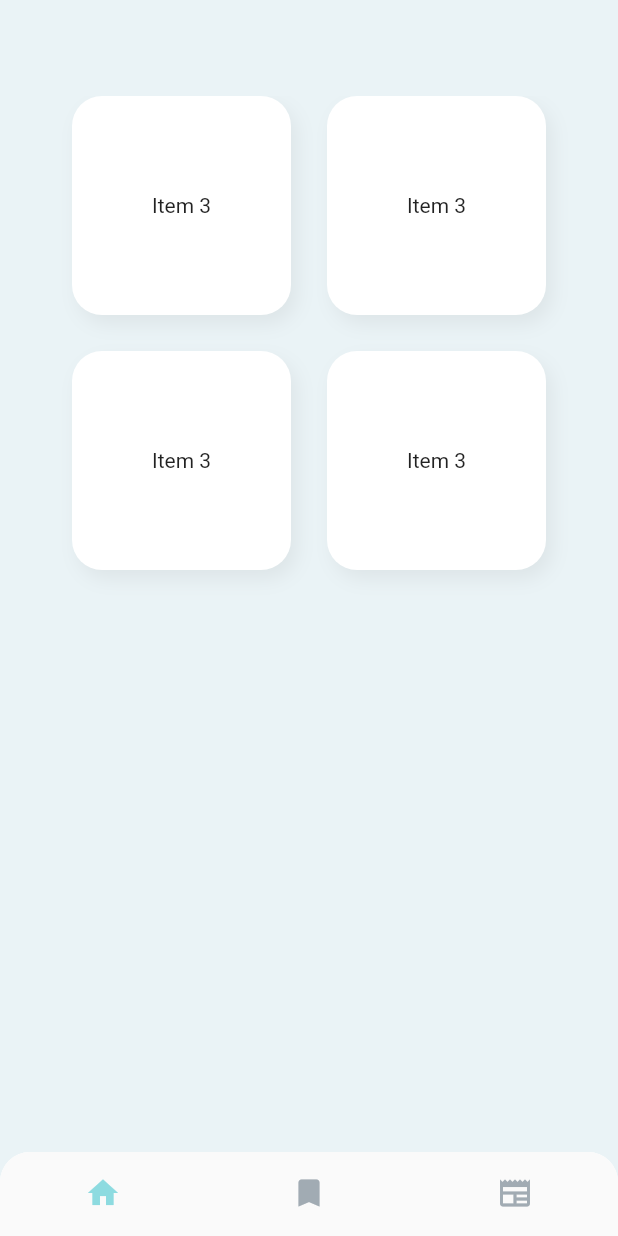
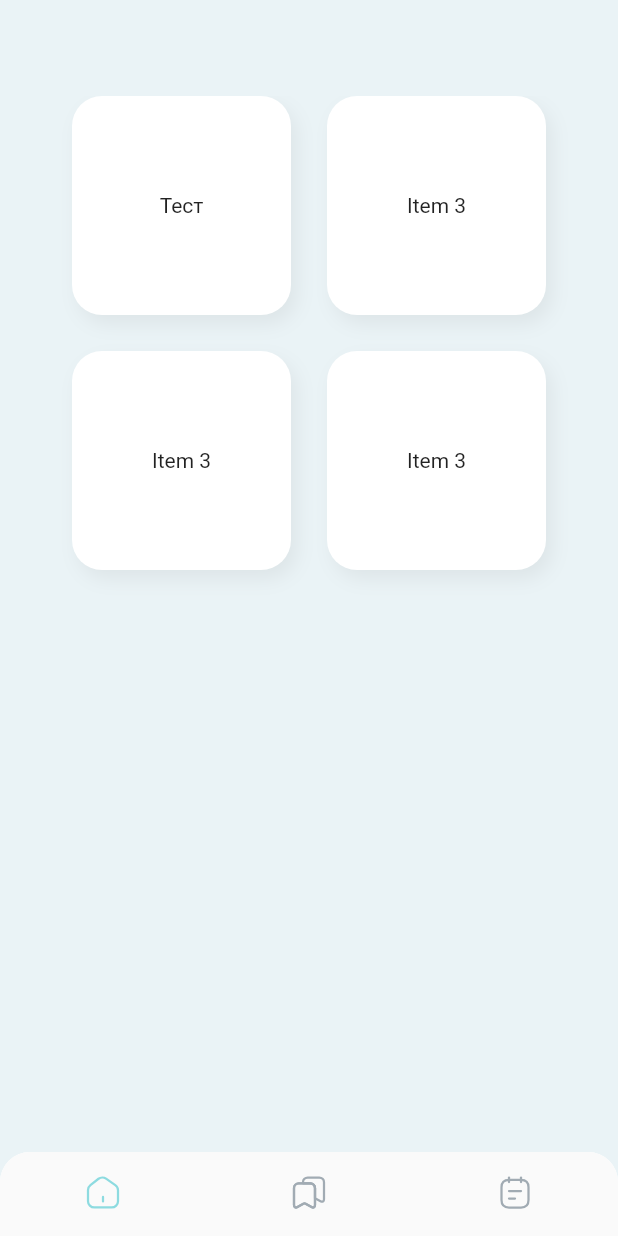
Before and after one commit to TrueVocation/true_vocation_mobile, a Flutter app: the screen it shows after launch, on a phone screen of 412 x 824 dp. Run offline on Flutter 3.47's test engine with Material 2 defaults, Android fonts, the phone set to English and light mode, and no system bars; our stand-ins replace dio, flutter_svg.

Commit message:
add svg icons and fucking radio buttons is working

```diff
--- /dev/null
+++ b/lib/presentation/custom_svg_icon.dart
@@ -0,0 +1,19 @@
+import 'package:flutter/material.dart';
+import 'package:flutter_svg/flutter_svg.dart';
+import 'package:true_vocation_mobile/utils/colors.dart';
+import 'package:true_vocation_mobile/utils/icons.dart';
+
+class CustomSvgIcon extends StatelessWidget {
+  const CustomSvgIcon({Key? key, this.preset, this.color}) : super(key: key);
+
+  final String? preset;
+  final Color? color;
+
+  @override
+  Widget build(BuildContext context) {
+    return SvgPicture.asset(
+      AppIcons.way+preset!,
+      color: color,
+    );
+  }
+}
--- a/lib/presentation/home/home_page.dart
+++ b/lib/presentation/home/home_page.dart
@@ -2,6 +2,7 @@ import 'package:flutter/material.dart';
 import 'package:true_vocation_mobile/presentation/news/news_page.dart';
 import 'package:true_vocation_mobile/presentation/templates/appbar_template.dart';
 import 'package:true_vocation_mobile/presentation/templates/container_custom_template.dart';
+import 'package:true_vocation_mobile/presentation/test/preview.dart';
 import 'package:true_vocation_mobile/utils/colors.dart';
 
 class HomePage extends StatelessWidget {
@@ -36,7 +37,7 @@ class HomePage extends StatelessWidget {
         onTap: (){
           Navigator.push(
             context,
-            MaterialPageRoute(builder: (context) => const MainNewsPage()),
+            MaterialPageRoute(builder: (context) => const PreviewTestPage()),
           );
         },
         child: const CustomContainer(
@@ -45,7 +46,7 @@ class HomePage extends StatelessWidget {
           width: 50,
           child: Center(
             child: Text(
-              'Item 3',
+              'Тест',
             ),
           ),
         ),
--- a/lib/presentation/home/navigation.dart
+++ b/lib/presentation/home/navigation.dart
@@ -1,8 +1,10 @@
 import 'package:flutter/material.dart';
+import 'package:flutter_svg/flutter_svg.dart';
+import 'package:true_vocation_mobile/presentation/custom_svg_icon.dart';
 import 'package:true_vocation_mobile/presentation/home/home_news_page.dart';
 import 'package:true_vocation_mobile/presentation/home/home_page.dart';
-import 'package:true_vocation_mobile/presentation/templates/appbar_template.dart';
 import 'package:true_vocation_mobile/utils/colors.dart';
+import 'package:true_vocation_mobile/utils/icons.dart';
 
 class Home extends StatefulWidget {
   const Home({Key? key}) : super(key: key);
@@ -49,10 +51,31 @@ class _HomeState extends State<Home> {
 
   Widget bottomNavigationBar() {
     return BottomNavigationBar(
-      items: const <BottomNavigationBarItem>[
-        BottomNavigationBarItem(icon: Icon(Icons.home), label: "Главная"),
-        BottomNavigationBarItem(icon: Icon(Icons.bookmark), label: "Закладки"),
-        BottomNavigationBarItem(icon: Icon(Icons.newspaper), label: "Новости"),
+      items: <BottomNavigationBarItem>[
+        BottomNavigationBarItem(
+            icon: CustomSvgIcon(
+              preset: AppIcons.homeIcon,
+              color: _selectedIndex == 0
+                  ? AppColors.greenColor
+                  : AppColors.greyColor,
+            ),
+            label: "Главная"),
+        BottomNavigationBarItem(
+            icon: CustomSvgIcon(
+              preset: AppIcons.bookmarksIcon,
+              color: _selectedIndex == 1
+                  ? AppColors.greenColor
+                  : AppColors.greyColor,
+            ),
+            label: "Главная"),
+        BottomNavigationBarItem(
+            icon: CustomSvgIcon(
+              preset: AppIcons.newsIcon,
+              color: _selectedIndex == 2
+                  ? AppColors.greenColor
+                  : AppColors.greyColor,
+            ),
+            label: "Главная"),
       ],
       currentIndex: _selectedIndex,
       selectedItemColor: AppColors.greenColor,
--- a/lib/presentation/templates/appbar_template.dart
+++ b/lib/presentation/templates/appbar_template.dart
@@ -1,5 +1,8 @@
 import 'package:flutter/material.dart';
+import 'package:true_vocation_mobile/presentation/custom_svg_icon.dart';
 import 'package:true_vocation_mobile/utils/colors.dart';
+import 'package:flutter_svg/flutter_svg.dart';
+import '../../utils/icons.dart';
 
 class CustomAppBar extends StatelessWidget implements PreferredSizeWidget {
   const CustomAppBar({Key? key, this.name, this.leading, this.color}) : super(key: key);
@@ -26,7 +29,9 @@ class CustomAppBar extends StatelessWidget implements PreferredSizeWidget {
       automaticallyImplyLeading: false,
       leading: leading!
           ? IconButton(
-        icon: const Icon(Icons.arrow_back_rounded),
+        icon: CustomSvgIcon(
+          preset: AppIcons.backArrow2,
+        ),
         color: AppColors.blackColor,
         onPressed: () => Navigator.pop(context),
       )
--- a/lib/utils/icons.dart
+++ b/lib/utils/icons.dart
@@ -1,4 +1,9 @@
 
 class AppIcons {
-  static String homeIcon = "assets/icons/home.svg";
+  static String way = "assets/icons/";
+  static String homeIcon = "home.svg";
+  static String bookmarksIcon = "bookmarks.svg";
+  static String newsIcon = "news.svg";
+  static String backArrow = "back_arrow.svg";
+  static String backArrow2 = "back_arrow2.svg";
 }
--- /dev/null
+++ b/lib/utils/illustrations.dart
@@ -0,0 +1,3 @@
+class AppIllustration {
+  static String previewTest = "assets/illustration/preview_test.png";
+}
--- a/pubspec.yaml
+++ b/pubspec.yaml
@@ -63,6 +63,7 @@ flutter:
   # To add assets to your application, add an assets section, like this:
   assets:
     - assets/icons/
+    - assets/illustration/
 
   # An image asset can refer to one or more resolution-specific "variants", see
   # https://flutter.dev/assets-and-images/#resolution-aware.
```
Also changed, not shown: lib/domain/model/questions.dart (added, +11 -0 lines), assets/icons/back_arrow.svg (added), assets/icons/back_arrow2.svg (added), assets/icons/bookmarks.svg (added), assets/icons/home.svg, assets/icons/news.svg (added), assets/illustration/nothing_here.png (added), assets/illustration/preview_test.png (added), 2 other files. Lines whose indentation alone changed are shown as unchanged.
